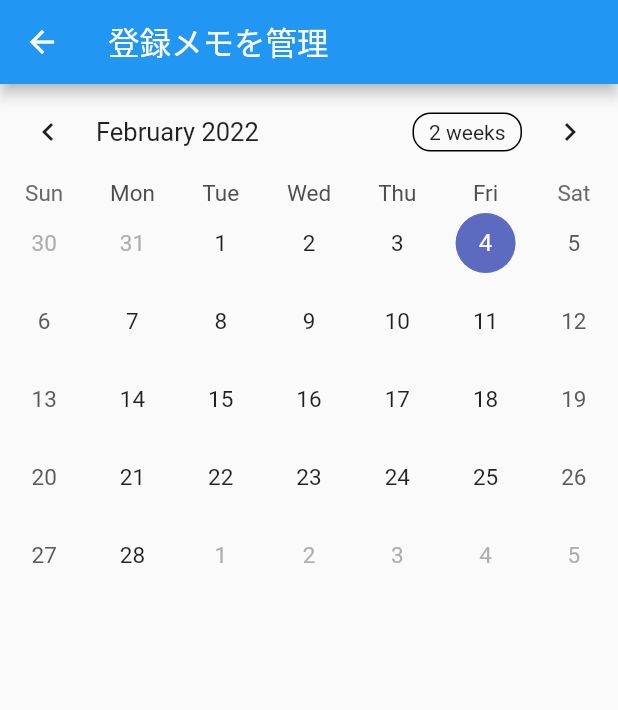
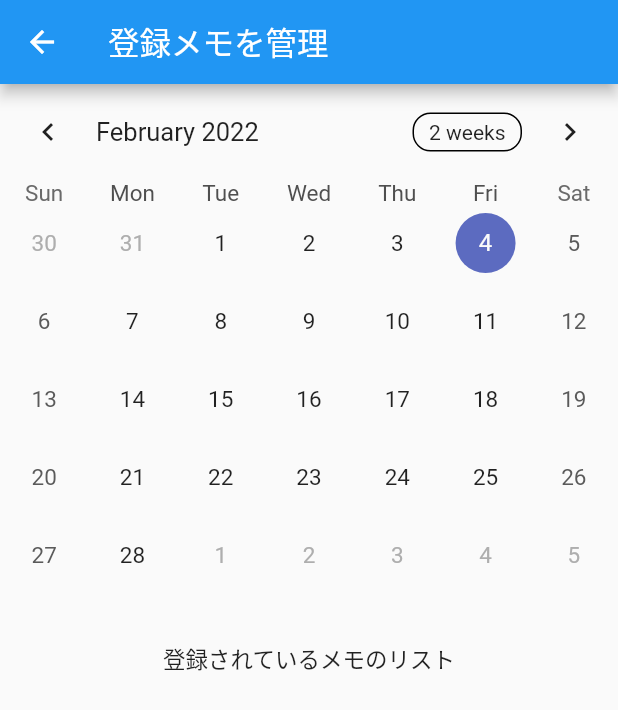
Before and after one commit to h0tcatSub/MemoApplication, a Flutter app: the EditMemoListForm screen opened by its route, on a phone screen of 412 x 824 dp. Shown: the top 710 px of the screen. Run offline on Flutter 3.47's test engine with Material 2 defaults, Android fonts, the light colour scheme and no system bars; drawn by our look-alikes of table_calendar; our stand-ins replace fluttertoast, google_fonts, sqflite, sqflite_common_ffi; accounts and stored records are empty.

Commit message:
リストがスクロールできない問題を修正しました

```diff
--- a/lib/EditMemoListForm.dart
+++ b/lib/EditMemoListForm.dart
@@ -68,11 +68,7 @@ class _EditMemoListForm extends State<EditMemoListForm>{
           "登録メモを管理",
           style: GoogleFonts.lato()),
       ),
-      body : SingleChildScrollView(
-        child: SizedBox(
-          width: double.infinity,
-          child: Column(
-            mainAxisAlignment: MainAxisAlignment.spaceBetween,
+      body: Column(
         children: [
           TableCalendar(
             focusedDay: getMemoManager.getNowFocusDateTime,
@@ -102,7 +98,13 @@ class _EditMemoListForm extends State<EditMemoListForm>{
               }
             },
           ),
-              ListView.builder(
+          const Padding(
+              padding: EdgeInsets.all(16)),
+          const Text("登録されているメモのリスト"),
+          SingleChildScrollView(
+            child: Container(
+              height: 432,
+              child: ListView.builder(
                 shrinkWrap: true,
                 itemCount: getMemoManager.getMemoList.length,
                 itemBuilder: (BuildContext listViewContext, index){
@@ -127,11 +129,11 @@ class _EditMemoListForm extends State<EditMemoListForm>{
                       color: Colors.red,
                     ),
                   );
-                }
+                },
+              ),
+            ),
           ),
         ],
-          ),
-        ),
       ),
     );
   }
```
Also changed, not shown: lib/ShowMemoListForm.dart (+10 -7 lines). Lines whose indentation alone changed are shown as unchanged.
